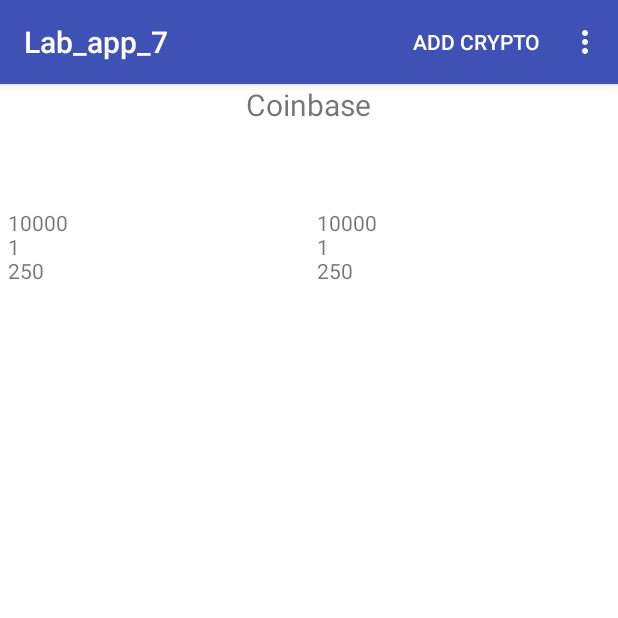
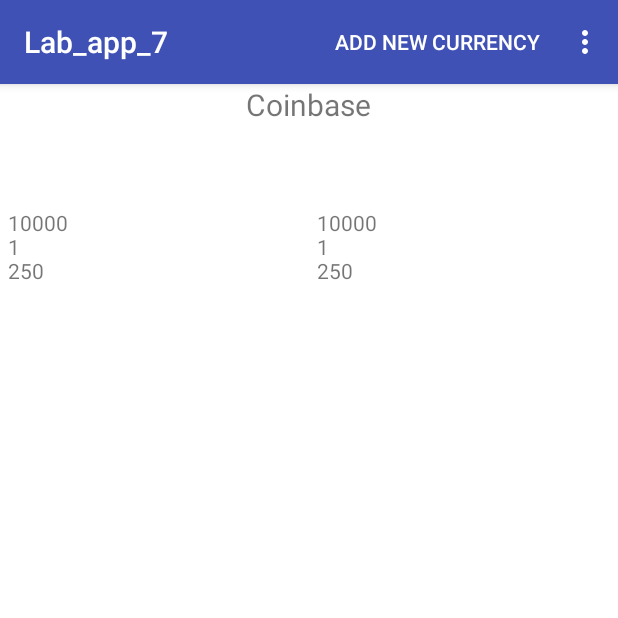
Before and after one commit to GreenerBlue/lab_7, an Android app: the screen it shows after launch (MainActivity), in the options menu, after a tap on "Third", on a phone screen of 412 x 824 dp, the top half of it. Run offline under Robolectric (Android 15) with nearby library versions, the phone set to English and light mode, and no system bars.

Commit message:
Changed code, made readable

```diff
--- a/app/src/main/java/gears/com/lab_app_7/AddCryptoActivity.java
+++ b/app/src/main/java/gears/com/lab_app_7/AddCryptoActivity.java
@@ -14,6 +14,8 @@ public class AddCryptoActivity extends AppCompatActivity {
 
     EditText editText,priceEditText;
     Button addButton,submitButton;
+    final ArrayList<String> cryptos = new ArrayList<>();
+    final ArrayList<String> prices = new ArrayList<>();
 
     @Override
     protected void onCreate(Bundle savedInstanceState) {
@@ -23,12 +25,9 @@ public class AddCryptoActivity extends AppCompatActivity {
         priceEditText = findViewById(R.id.add_edittext_price);
         addButton = findViewById(R.id.add_crypto_btn);
         submitButton = findViewById(R.id.add_submit);
-        final Intent t  = new Intent();
-        final ArrayList<String> cryptos = new ArrayList<>();
-        final ArrayList<String> prices = new ArrayList<>();
-        addButton.setOnClickListener(new View.OnClickListener() {
-            @Override
-            public void onClick(View view) {
+    }
+
+    public void addItems(View view) {
         String cryptoName = editText.getText().toString();
         String cryptoPrice = priceEditText.getText().toString();
         cryptos.add(cryptoName);
@@ -37,19 +36,12 @@ public class AddCryptoActivity extends AppCompatActivity {
         editText.setText("");
         priceEditText.setText("");
     }
-        });
 
-        submitButton.setOnClickListener(new View.OnClickListener() {
-            @Override
-            public void onClick(View view) {
+    public void submit(View view) {
+        final Intent t  = new Intent();
         t.putExtra("Cryptos",cryptos);
         t.putExtra("Prices",prices);
         setResult(RESULT_OK,t);
         finish();
-//                finishActivity(RESULT_OK);
-            }
-        });
-
-
     }
 }
--- a/app/src/main/java/gears/com/lab_app_7/MainActivity.java
+++ b/app/src/main/java/gears/com/lab_app_7/MainActivity.java
@@ -22,6 +22,9 @@ import android.widget.TextView;
 import android.widget.Toast;
 
 import java.util.ArrayList;
+import java.util.Collection;
+import java.util.Collections;
+import java.util.List;
 
 public class MainActivity extends AppCompatActivity implements SharedPreferences.OnSharedPreferenceChangeListener{
 
@@ -58,18 +61,13 @@ public class MainActivity extends AppCompatActivity implements SharedPreferences
         });
         registerForContextMenu(textView);
 
-        cryptos.add("Bitcoin");
-        cryptos.add("Ripple");
-        cryptos.add("Monero");
-        prices.add("10000");
-        prices.add("1");
-        prices.add("250");
+        Collections.addAll(cryptos, "Bitcoin","Ripple","Monero");
+        Collections.addAll(prices,"10000","1","250");
         textView.setText(MakeString(prices));
         priceTextView.setText(MakeString(cryptos));
 
 
         priceTextView.setOnLongClickListener(new View.OnLongClickListener() {
-            // Called when the user long-clicks on someView
             public boolean onLongClick(View view) {
                 if (mActionMode != null) {
                     return false;
@@ -84,12 +82,6 @@ public class MainActivity extends AppCompatActivity implements SharedPreferences
         });
     }
 
-    @Override
-    protected void onResume() {
-        super.onResume();
-
-
-    }
 
     @Override
     protected void onActivityResult(int requestCode, int resultCode, Intent data) {
@@ -120,17 +112,13 @@ public class MainActivity extends AppCompatActivity implements SharedPreferences
         switch (item.getItemId()){
             case R.id.menu_first:
                 startActivityForResult(new Intent(MainActivity.this,AddCryptoActivity.class),1);
-
                 return true;
             case R.id.menu_second:
                 startActivity(new Intent(MainActivity.  this,SettingsActivity.class));
                 return true;
             default:
                 return super.onOptionsItemSelected(item);
-
         }
-
-
     }
 
     @Override
@@ -155,12 +143,10 @@ public class MainActivity extends AppCompatActivity implements SharedPreferences
                     case R.id.popup_second:
                         Toast.makeText(mContext,"Liked",Toast.LENGTH_SHORT).show();
                         return true;
-
                 }
                 return true;
             }
         });
-
         popupMenu.show();
     }
 
@@ -171,10 +157,10 @@ public class MainActivity extends AppCompatActivity implements SharedPreferences
         MenuInflater inflater = getMenuInflater();
         inflater.inflate(R.menu.clear_menu, menu);
     }
+
     boolean b = true;
     @Override
     public boolean onContextItemSelected(MenuItem item) {
-        AdapterView.AdapterContextMenuInfo info = (AdapterView.AdapterContextMenuInfo) item.getMenuInfo();
         switch (item.getItemId()) {
             case R.id.menu_clear:
                 textView.setText("");
@@ -196,7 +182,6 @@ public class MainActivity extends AppCompatActivity implements SharedPreferences
         }
     }
 
-
     @Override
     public void onSharedPreferenceChanged(SharedPreferences sharedPreferences, String key) {
         if(key.equals ("pref_upd_curr_vals")){
@@ -207,17 +192,14 @@ public class MainActivity extends AppCompatActivity implements SharedPreferences
                     priceTextView.setVisibility(View.VISIBLE);
                 }
             }
-            else{
+            else
                 priceTextView.setVisibility(View.GONE);
-            }
         }
 
         if(key.equals("pref_night_mode")){
             boolean b = sharedPreferences.getBoolean(key,true);
-          if(b){
-
-              linearLayout.setBackgroundColor(getResources().getColor(R.color.colorDark));
-          }
+            if(b)
+                linearLayout.setBackgroundColor(getResources().getColor(R.color.colorDark));
             else linearLayout.setBackgroundColor(getResources().getColor(R.color.whtie));
         }
 
--- a/app/src/main/res/menu/clear_menu.xml
+++ b/app/src/main/res/menu/clear_menu.xml
@@ -2,11 +2,8 @@
 <menu xmlns:android="http://schemas.android.com/apk/res/android">
     <item
         android:id="@+id/menu_clear"
-        android:title="Clear"
-        />
+        android:title="@string/clear" />
     <item
         android:id="@+id/menu_swap"
-        android:title="Swap data"
-        />
-
+        android:title="@string/swap" />
 </menu>
--- a/app/src/main/res/menu/main_menu.xml
+++ b/app/src/main/res/menu/main_menu.xml
@@ -3,16 +3,13 @@
     xmlns:app="http://schemas.android.com/apk/res-auto">
     <item
         android:id="@+id/menu_first"
-        android:title="add crypto"
-        app:showAsAction="always"
-        />
+        android:title="@string/add_currency"
+        app:showAsAction="always" />
     <item
         android:id="@+id/menu_second"
-        android:title="Settings"
-    />
+        android:title="@string/settings"/>
     <item
         android:id="@+id/menu_third"
-        android:title="@string/third"
-    />
+        android:title="@string/third" />
 
 </menu>
--- a/app/src/main/res/menu/popup_menu.xml
+++ b/app/src/main/res/menu/popup_menu.xml
@@ -2,10 +2,9 @@
 <menu xmlns:android="http://schemas.android.com/apk/res/android">
     <item
         android:id="@+id/popup_first"
-        android:title="Reload"/>
+        android:title="@string/first"/>
 
     <item
         android:id="@+id/popup_second"
-        android:title="Like"
-        />
+        android:title="@string/second" />
 </menu>
--- a/app/src/main/res/values/strings.xml
+++ b/app/src/main/res/values/strings.xml
@@ -1,16 +1,18 @@
 <resources>
     <string name="app_name">Lab_app_7</string>
-
-    <!-- TODO: Remove or change this placeholder text -->
     <string name="hello_blank_fragment">Hello blank fragment</string>
-    <string name="first">First</string>
-    <string name="second">Second</string>
+    <string name="first">Reload</string>
+    <string name="second">Like</string>
     <string name="third">Third</string>
-    <string-array name="exchanges"
-
-        >
-        <item
-            >Coinbase</item>
+    <string-array name="exchanges">
+        <item>Coinbase</item>
         <item>Poloniex</item>
     </string-array>
+    <string name="submit">Submit</string>
+    <string name="add">ADD</string>
+    <string name="add_currency">Add new currency</string>
+    <string name="price">Price</string>
+    <string name="clear">Clear</string>
+    <string name="swap">Swap data</string>
+    <string name="settings">Settings</string>
 </resources>
```
Also changed, not shown: app/src/main/res/layout/activity_add_crypto.xml (+12 -10 lines), app/src/main/res/layout/activity_main.xml (+3 -6 lines). Lines whose indentation alone changed are shown as unchanged.
